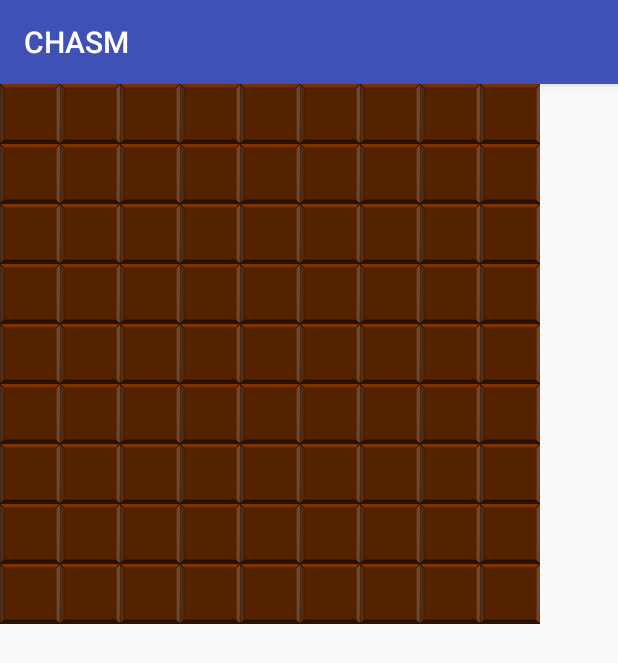
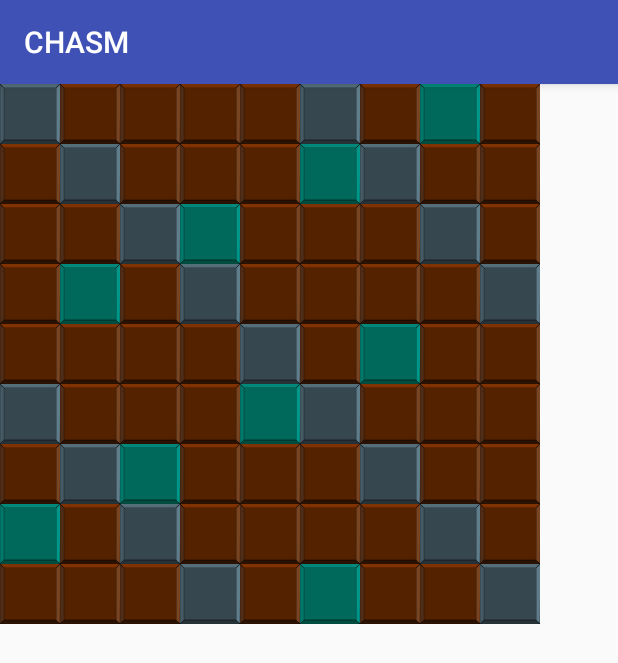
Before and after one commit to DCrowder/CHASM-rev1, an Android app: the screen it shows after launch (GameActivity), on a phone screen of 412 x 824 dp. Shown: the top 663 px of the screen. Run offline under Robolectric (Android 15) with nearby library versions, the phone set to English and light mode, and no system bars.

Commit message:
Added functionality for a static builder class inside of the LevelEngineer class.  The onCreateView loop now pulls the tiles from builder instead of statically.
Next steps: Create a view window for 9x9 based on the current "position" in a level.

```diff
--- a/app/src/main/java/com/gmail/dtcrowder/dev/chasm/CurrentLevelBuilder.java
+++ /dev/null
@@ -1,69 +0,0 @@
-package com.gmail.dtcrowder.dev.chasm;
-
-import android.content.Context;
-import android.graphics.PixelFormat;
-import android.media.Image;
-import android.os.Bundle;
-import android.util.Log;
-import android.widget.GridLayout;
-import android.widget.ImageView;
-
-import java.lang.reflect.Array;
-import java.util.ArrayList;
-import java.util.List;
-
-/**
- * Created by David Crowder on 10/30/2016.
- */
-
-public class CurrentLevelBuilder implements LevelBuilder {
-
-    private static final String TAG = "Builder";
-
-    private Context mContext;
-    private GridLayout mGrid;
-    private ArrayList<ImageView> tiles;
-    private final int GRID_SIZE;       // Currently unchanging.  Change to gridlayout's current value later.
-
-    public CurrentLevelBuilder(Context context) {
-        Log.d(TAG, "Builder constructor called");
-        mContext = context;
-        tiles = new ArrayList<>();                 // Create a new ArrayList of tiles for the builder
-        GRID_SIZE = 81;
-    }
-
-
-    @Override
-    public ArrayList<ImageView> buildGrid() {
-
-        float density = mContext.getResources().getDisplayMetrics().density;
-        int dpTile = 40;
-        int pxTile = dpTile * (int) density;
-
-        ImageView tile;       // For every space on the GridLayout, create an ImageView
-
-        Log.d(TAG, "Before tile constructor");
-        tile = new ImageView(mContext);
-
-        Log.d(TAG, "After tile constructor");
-
-        tile.setImageResource(R.drawable.tile);         // Set the ImageView to the basic tile
-
-        for (int i = 0; i < GRID_SIZE; i++) {
-            tiles.add(tile);                                // Add the basic ImageView tile to the ArrayList tiles
-        }
-
-        return tiles;
-
-    }
-
-    @Override
-    public void buildHeroes() {
-        // To-do
-    }
-
-    @Override
-    public void buildEnemies() {
-        // To-do
-    }
-}
--- a/app/src/main/java/com/gmail/dtcrowder/dev/chasm/GameFragment.java
+++ b/app/src/main/java/com/gmail/dtcrowder/dev/chasm/GameFragment.java
@@ -5,6 +5,7 @@ import android.os.Bundle;
 import android.support.v4.app.Fragment;
 import android.text.Layout;
 import android.util.Log;
+import android.util.SparseIntArray;
 import android.view.LayoutInflater;
 import android.view.View;
 import android.view.ViewGroup;
@@ -22,8 +23,9 @@ import java.util.List;
 public class GameFragment extends Fragment {
 
     private LevelEngineer mEngineer;
-    private ArrayList mGrid;
+    private SparseIntArray mGrid;
     private GridLayout mGridLayout;
+    private ImageView mCurrentTile;
 
     public final String TAG = "Grid";
     //private ImageView mTile;
@@ -33,17 +35,20 @@ public class GameFragment extends Fragment {
 
         View v = inflater.inflate(R.layout.fragment_game, container, false);
         mEngineer = new LevelEngineer(getContext());
-        mEngineer.setGrid();
+        mEngineer.orderGrid();
         mGrid = mEngineer.getGrid();
         GridLayout mGridLayout = (GridLayout) v.findViewById(R.id.LevelGrid);
+        ImageView mCurrentTile = (ImageView) v.findViewById(R.id.tile);
 
-/** TODO: 10/31/2016 Encapsulate Grid build in LevelBuilder
- *  It's important that the fragment knows nothing about how a level is built.
- *  This allows for the builder to be used in any class.
- */
+        /** TODO: 10/31/2016 Encapsulate Grid build in LevelBuilder
+         *  It's important that the fragment knows nothing about how a level is built.
+         *  This allows for the builder to be used in any class.
+         */
 
         for (int i = 0; i < 81; i++) {
-            View mTile = inflater.inflate(R.layout.tile, null);
+
+            ImageView mTile = (ImageView) inflater.inflate(R.layout.tile, null);
+            mTile.setImageResource(mGrid.get(i));
             mGridLayout.addView(mTile);
         }
 
--- /dev/null
+++ b/app/src/main/java/com/gmail/dtcrowder/dev/chasm/Level.java
@@ -0,0 +1,23 @@
+package com.gmail.dtcrowder.dev.chasm;
+
+/**
+ * Created by David Crowder on 11/3/2016.
+ */
+
+public interface Level {
+
+    int[][][] mGridImages = {};    // x, y, z values of the grid
+
+    int[][][] mHeroImages = {};    // initial location of hero(es)
+
+    int[][][] mEnemyImages = {};   // initial location of enemies
+
+    // // TODO: 11/4/2016 Add methods for pulling info from SQLite.
+
+    // Insert SQL query here
+    int[][][] fetchLevel();
+
+
+
+
+}
--- a/app/src/main/java/com/gmail/dtcrowder/dev/chasm/LevelBuilder.java
+++ b/app/src/main/java/com/gmail/dtcrowder/dev/chasm/LevelBuilder.java
@@ -1,6 +1,7 @@
 package com.gmail.dtcrowder.dev.chasm;
 
 import android.content.Context;
+import android.util.SparseIntArray;
 import android.widget.GridLayout;
 import android.widget.ImageView;
 
@@ -15,7 +16,7 @@ import java.util.List;
  */
 public interface LevelBuilder {
 
-    List<ImageView> buildGrid();
+    SparseIntArray buildGrid();
 
     void buildHeroes();
 
--- a/app/src/main/java/com/gmail/dtcrowder/dev/chasm/LevelEngineer.java
+++ b/app/src/main/java/com/gmail/dtcrowder/dev/chasm/LevelEngineer.java
@@ -1,12 +1,15 @@
 package com.gmail.dtcrowder.dev.chasm;
 
 import android.content.Context;
+import android.support.v4.util.ArrayMap;
+import android.support.v4.util.SparseArrayCompat;
 import android.util.Log;
+import android.util.SparseIntArray;
 import android.widget.GridLayout;
 import android.widget.ImageView;
 
 import java.util.ArrayList;
-import java.util.List;
+
 
 /**
  * Created by David Crowder on 10/30/2016.
@@ -15,7 +18,9 @@ import java.util.List;
 public class LevelEngineer {
 
     private CurrentLevelBuilder mBuilder;
-    private ArrayList<ImageView> mGrid;
+    private SparseIntArray mGrid;
+    private SparseIntArray mHeroes;
+    private SparseIntArray mEnemies;
     private Context mContext;
     public static final String TAG = "Engineer";
 
@@ -25,16 +30,72 @@ public class LevelEngineer {
         mBuilder = new CurrentLevelBuilder(mContext);
     }
 
-    public ArrayList getGrid() {
+    public SparseIntArray getGrid() {
         return mGrid;
     }
 
-    public void setGrid() {
+    public void orderGrid() {
         Log.d(TAG, "setGrid() called");
         mGrid = mBuilder.buildGrid();
+
 
     }
 
 
+    /**
+     * Created by David Crowder on 10/30/2016.
+     */
 
+    private static class CurrentLevelBuilder implements LevelBuilder {
+
+        private static final String TAG = "Builder";
+
+        private Context mContext;
+        private GridLayout mGrid;
+        private SparseIntArray tiles;
+        private final int GRID_SIZE;       // Currently unchanging.  Change to gridlayout's current value later.
+
+        public CurrentLevelBuilder(Context context) {
+            Log.d(TAG, "Builder constructor called");
+            mContext = context;
+            tiles = new SparseIntArray();                 // Create a new ArrayList of tiles for the builder
+            GRID_SIZE = 81;
+        }
+
+
+        @Override
+        public SparseIntArray buildGrid() {
+
+            float density = mContext.getResources().getDisplayMetrics().density;
+            int dpTile = 40;
+            int pxTile = dpTile * (int) density;
+
+            int tile;       // For every space on the GridLayout, create an ImageView
+
+            for (int i = 0; i < GRID_SIZE; i++) {       // i is the model id
+                int j =R.drawable.tile;      // j is the view value
+                if (i%5 == 0) {
+                    j = R.drawable.tile2;
+                }
+                else if (i%7 == 0) {
+                    j = R.drawable.tile3;
+                }
+                tiles.append(i, j);                                // Adds a random tile to the sparsearray
+                Log.d(TAG, "Inside buildGrid()");
+            }
+
+            return tiles;
+
+        }
+
+        @Override
+        public void buildHeroes() {
+            // To-do
+        }
+
+        @Override
+        public void buildEnemies() {
+            // To-do
+        }
+    }
 }
--- /dev/null
+++ b/app/src/main/java/com/gmail/dtcrowder/dev/chasm/LevelLab.java
@@ -0,0 +1,25 @@
+package com.gmail.dtcrowder.dev.chasm;
+
+/**
+ * Created by David Crowder on 11/3/2016.
+ *
+ * LevelLab currently holds the values of the current level.
+ *
+ * This will initially be held in sqlite but will be moved to firebase (11/3/16).
+ */
+
+public class LevelLab implements Level {
+
+    private int[][][] mCurrentLevel;
+
+    private int currentLevel(int index) {
+        // Grab from existing fetcher class
+        return 0;
+    }
+
+    @Override
+    public int[][][] fetchLevel() {
+
+        return new int[0][][];
+    }
+}
--- /dev/null
+++ b/app/src/main/java/com/gmail/dtcrowder/dev/chasm/LevelTest.java
@@ -0,0 +1,14 @@
+package com.gmail.dtcrowder.dev.chasm;
+
+/**
+ * Created by David Crowder on 11/4/2016.
+ */
+
+public class LevelTest implements Level {
+
+
+    @Override
+    public int[][][] fetchLevel() {
+        return new int[0][][];
+    }
+}
--- /dev/null
+++ b/app/src/main/res/drawable/tile2.xml
@@ -0,0 +1,42 @@
+<?xml version="1.0" encoding="utf-8"?>
+<vector xmlns:android="http://schemas.android.com/apk/res/android"
+    android:width="40dp"
+    android:height="40dp"
+    android:viewportWidth="120"
+    android:viewportHeight="120">
+    <path
+        android:name="rect3373"
+        android:fillColor="#000000"
+        android:pathData="M-3.14182e-8,0.20909 L119.998,0.20909 L119.998,119.977 L0,119.977 Z" />
+    <path
+        android:name="path3364"
+        android:fillColor="#263238"
+        android:pathData="M4.1523,116.263 L7.8671,112.548 L59.9986,112.548 L112.13,112.548
+L115.845,116.263 L119.559,119.977 L59.998,119.977 L0.4371,119.977
+L4.15192,116.263 Z" />
+    <path
+        android:name="path3368"
+        android:fillColor="#37474f"
+        android:pathData="M8.30715,59.7417 L8.30715,7.9891 L60.1439,7.9891 L111.981,7.9891
+L111.981,59.7417 L111.981,111.494 L60.1439,111.494 L8.3071,111.494
+L8.3071,59.7417 Z" />
+    <path
+        android:name="path3366"
+        android:fillColor="#455a64"
+        android:pathData="M0.286627,59.9421 L0.286627,0.6104 L4.0097,4.32487 L7.73279,8.03934
+L7.73279,59.942 L7.73279,111.845 L4.00971,115.56 L0.28664,119.274
+L0.28664,59.9421 Z" />
+    <path
+        android:name="path3370"
+        android:fillColor="#546e7a"
+        android:pathData="M4.43892,3.72258 L0.72411,0.00811 L59.9986,0.00811 L119.273,0.00811
+L115.558,3.72258 L111.844,7.43705 L59.999,7.43705 L8.1541,7.43705
+L4.43929,3.72258 Z" />
+    <path
+        android:name="path3372"
+        android:fillColor="#607d8b"
+        android:pathData="M116.201,115.76 L112.554,112.096 L112.554,60.0425 L112.554,7.9891
+L116.277,4.27463 L120,0.56016 L120,59.9421
+C120,92.6198,119.966,119.325,119.924,119.325
+C119.882,119.325,118.207,117.668,116.201,115.66 Z" />
+</vector>
--- /dev/null
+++ b/app/src/main/res/drawable/tile3.xml
@@ -0,0 +1,42 @@
+<?xml version="1.0" encoding="utf-8"?>
+<vector xmlns:android="http://schemas.android.com/apk/res/android"
+    android:width="40dp"
+    android:height="40dp"
+    android:viewportWidth="120"
+    android:viewportHeight="120">
+    <path
+        android:name="rect3373"
+        android:fillColor="#000000"
+        android:pathData="M-3.14182e-8,0.20909 L119.998,0.20909 L119.998,119.977 L0,119.977 Z" />
+    <path
+        android:name="path3364"
+        android:fillColor="#004d40"
+        android:pathData="M4.1523,116.263 L7.8671,112.548 L59.9986,112.548 L112.13,112.548
+L115.845,116.263 L119.559,119.977 L59.998,119.977 L0.4371,119.977
+L4.15192,116.263 Z" />
+    <path
+        android:name="path3368"
+        android:fillColor="#00695c"
+        android:pathData="M8.30715,59.7417 L8.30715,7.9891 L60.1439,7.9891 L111.981,7.9891
+L111.981,59.7417 L111.981,111.494 L60.1439,111.494 L8.3071,111.494
+L8.3071,59.7417 Z" />
+    <path
+        android:name="path3366"
+        android:fillColor="#00796b"
+        android:pathData="M0.286627,59.9421 L0.286627,0.6104 L4.0097,4.32487 L7.73279,8.03934
+L7.73279,59.942 L7.73279,111.845 L4.00971,115.56 L0.28664,119.274
+L0.28664,59.9421 Z" />
+    <path
+        android:name="path3370"
+        android:fillColor="#00897b"
+        android:pathData="M4.43892,3.72258 L0.72411,0.00811 L59.9986,0.00811 L119.273,0.00811
+L115.558,3.72258 L111.844,7.43705 L59.999,7.43705 L8.1541,7.43705
+L4.43929,3.72258 Z" />
+    <path
+        android:name="path3372"
+        android:fillColor="#009688"
+        android:pathData="M116.201,115.76 L112.554,112.096 L112.554,60.0425 L112.554,7.9891
+L116.277,4.27463 L120,0.56016 L120,59.9421
+C120,92.6198,119.966,119.325,119.924,119.325
+C119.882,119.325,118.207,117.668,116.201,115.66 Z" />
+</vector>
```
